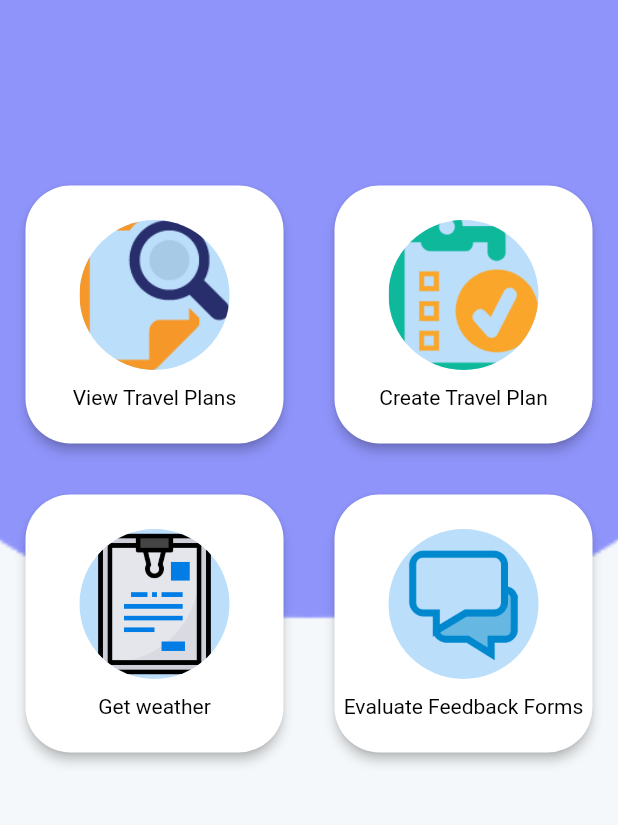
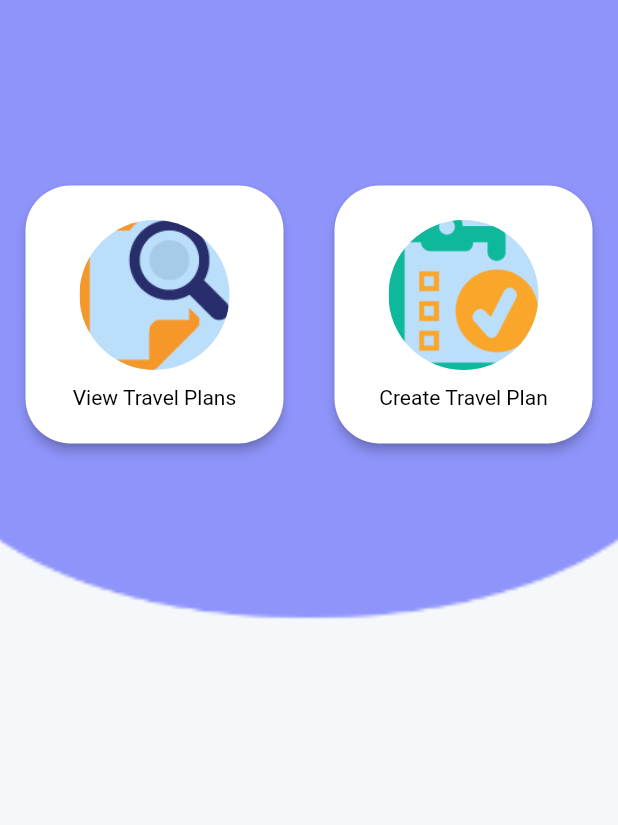
Before and after one commit to pal-16/SPIT-Hackathon-App, a Flutter app: the Home screen opened by its route, in the side drawer, after a tap on "Home", on a phone screen of 412 x 824 dp, the part 59-884 px from its top. Run offline on Flutter 3.47's test engine with Material 2 defaults, Android fonts, the phone set to English and light mode, and no system bars; our stand-ins replace dio, firebase_messaging, geolocator, image_picker, shared_preferences, simple_animations; missing offline and left inert: sms; accounts and stored records are empty; network calls fail.

```diff
--- a/lib/global.dart
+++ b/lib/global.dart
@@ -1,4 +1,4 @@
 const String urlInitial = "http://d4fc5ecf0ad9.ngrok.io/";
-const String yashServer = "http://f1ed3bca9a29.ngrok.io/";
+const String yashServer = "http://80d4f74c7afb.ngrok.io/";
 List<String> cities = [];
 var fcm_token;
--- a/lib/screens/home.dart
+++ b/lib/screens/home.dart
@@ -3,6 +3,7 @@ import 'dart:convert';
 
 import 'package:flutter/material.dart';
 import 'package:terna_app/screens/createtravel.dart';
+import 'package:terna_app/screens/createtravels.dart';
 import 'package:terna_app/screens/getallplans.dart';
 //import 'package:flutter/services.dart';
 import 'package:terna_app/screens/settings.dart';
@@ -101,7 +102,7 @@ class _HomeState extends State<Home> {
           onTap: () async {
             if (action == "2") {
               Navigator.push(context,
-                  MaterialPageRoute(builder: (context) => CreateTravel()));
+                  MaterialPageRoute(builder: (context) => CreateTravels()));
             } else if (action == "1") {
               await _saveForm();
 
@@ -149,9 +150,6 @@ class _HomeState extends State<Home> {
           children: [
             homeCard("assets/images/1.png", "View Travel Plans", "1"),
             homeCard("assets/images/2.png", "Create Travel Plan", "2"),
-            homeCard("assets/images/3.png", "Get weather", "3"),
-            homeCard("assets/images/4.png", "Evaluate Feedback Forms",
-                "sentimental"),
           ],
         ),
       );
--- a/lib/screens/login.dart
+++ b/lib/screens/login.dart
@@ -76,7 +76,7 @@ class _LoginState extends State<Login> {
         }),
       );
       print(response.body);
-      final jsonData = json.decode(response.body);
+      final jsonData = jsonDecode(response.body);
       User.email = jsonData['email'];
       print("==============================");
       print(User.email);
--- a/lib/widgets/app_drawer.dart
+++ b/lib/widgets/app_drawer.dart
@@ -250,7 +250,7 @@ class MyAppDrawer extends StatelessWidget {
                       MaterialPageRoute(builder: (context) => Upload()));
                 },
                 title: Text(
-                  "Upload",
+                  "Create Travel Plan",
                   style: TextStyle(
                     color: Colors.white,
                   ),
@@ -261,34 +261,11 @@ class MyAppDrawer extends StatelessWidget {
                   color: Colors.white,
                 ),
                 title: Text(
-                  "Summarizer",
+                  "Get all Travel Plans",
                   style: TextStyle(
                     color: Colors.white,
                   ),
                 )),
-            User.typeOfUser == 'company'
-                ? ListTile(
-                    leading: Icon(
-                      Icons.keyboard_voice,
-                      color: Colors.white,
-                    ),
-                    title: Text(
-                      "Generate Voice Form",
-                      style: TextStyle(
-                        color: Colors.white,
-                      ),
-                    ))
-                : ListTile(
-                    leading: Icon(
-                      Icons.keyboard_voice,
-                      color: Colors.white,
-                    ),
-                    title: Text(
-                      "Fill Voice Form",
-                      style: TextStyle(
-                        color: Colors.white,
-                      ),
-                    )),
             ListTile(
                 leading: Icon(
                   Icons.exit_to_app,
```
Also changed, not shown: lib/main.dart (+6 -1 lines), lib/screens/createtravels.dart (+34 -7 lines), lib/screens/getallcities.dart (+22 -16 lines), lib/screens/getallplans.dart (+23 -19 lines), 1 other file.
